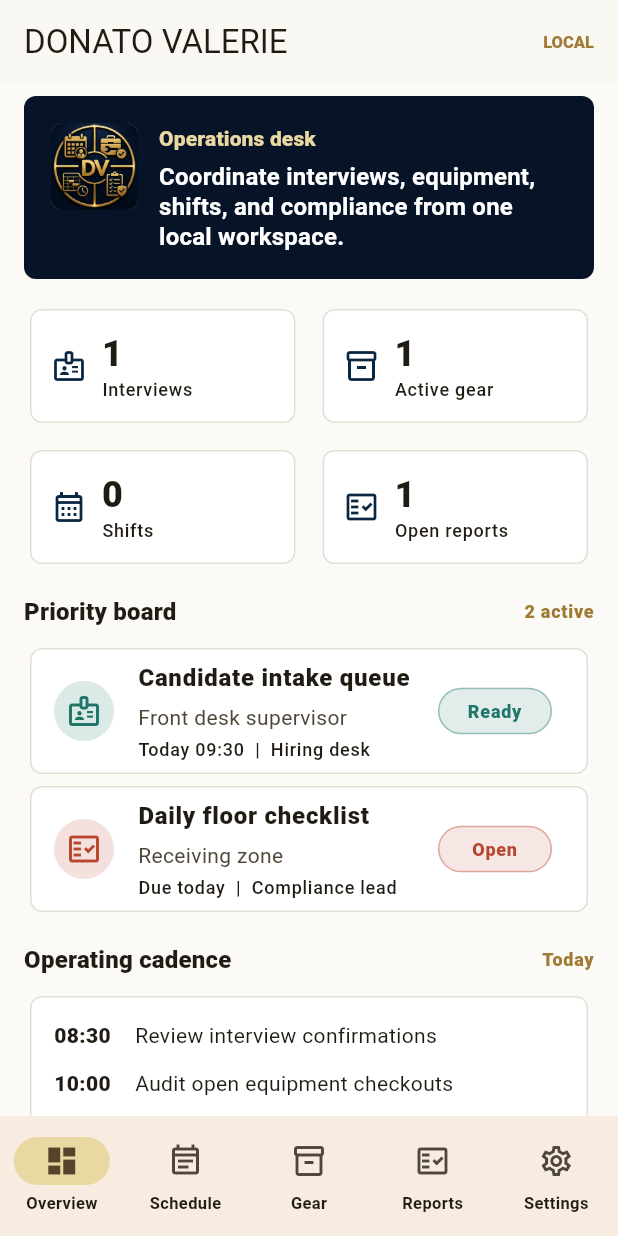
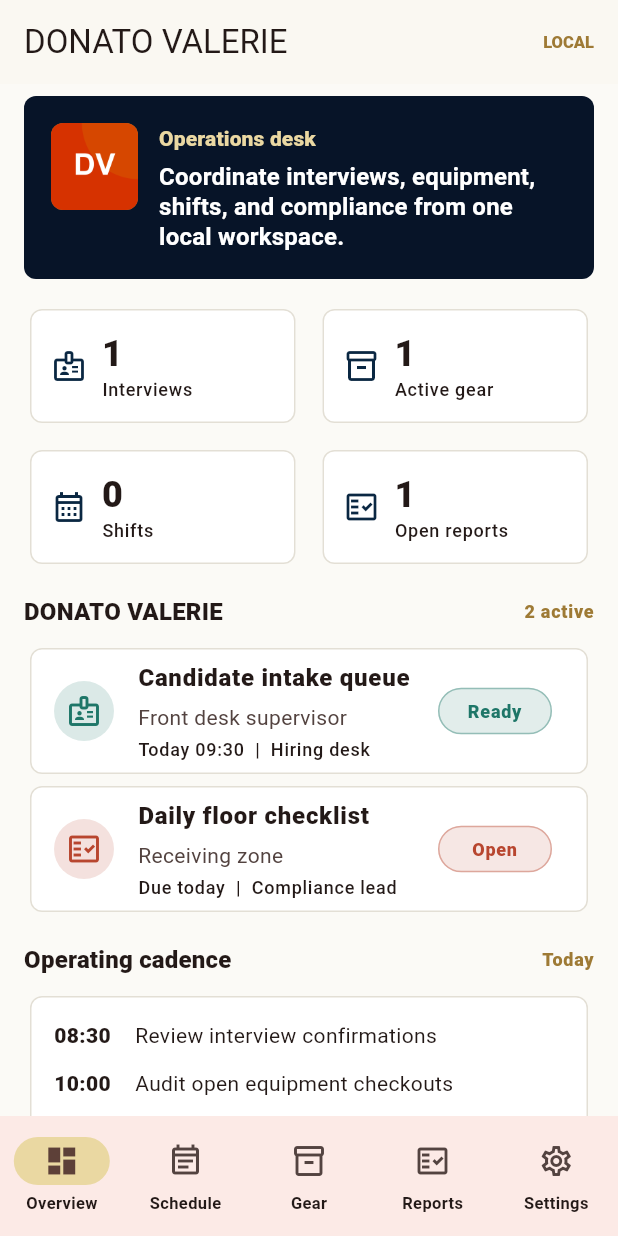
Before and after one commit to EOOrga/68d9d1251299230338fc3f5f, a Flutter app: the screen it shows after launch, on a phone screen of 412 x 824 dp. Run offline on Flutter 3.47's test engine with Material 3 defaults, Android fonts, the phone set to English and light mode, and no system bars; our stand-ins replace shared_preferences.

Commit message:
Create Flutter variant com.taabsquar.donatovalerie

```diff
--- a/lib/main.dart
+++ b/lib/main.dart
@@ -20,7 +20,7 @@ class DonatoValerieApp extends StatelessWidget {
 
   @override
   Widget build(BuildContext context) {
-    const seed = Color(0xFF9E7A35);
+    const seed = Color(0xFFD63200);
     final scheme = ColorScheme.fromSeed(
       seedColor: seed,
       brightness: Brightness.light,
@@ -383,7 +383,7 @@ class OverviewPage extends StatelessWidget {
         ),
         const SizedBox(height: 16),
         SectionTitle(
-          title: 'Priority board',
+          title: 'DONATO VALERIE',
           actionText: '${priorities.length} active',
         ),
         if (priorities.isEmpty)
--- a/pubspec.yaml
+++ b/pubspec.yaml
@@ -1,4 +1,4 @@
-name: donato_valerie
+name: donatovalerie
 description: "Local operations workflow app for DONATO VALERIE."
 publish_to: 'none'
 
@@ -28,5 +28,5 @@ flutter_launcher_icons:
   android: true
   ios: false
   image_path: "docs/icon.png"
-  adaptive_icon_background: "#071428"
-  adaptive_icon_foreground: "docs/icon.png"
+  adaptive_icon_background: "#D69D00"
+  adaptive_icon_foreground: docs/icon.png
```
Also changed, not shown: docs/icon.png, 12 other files.
